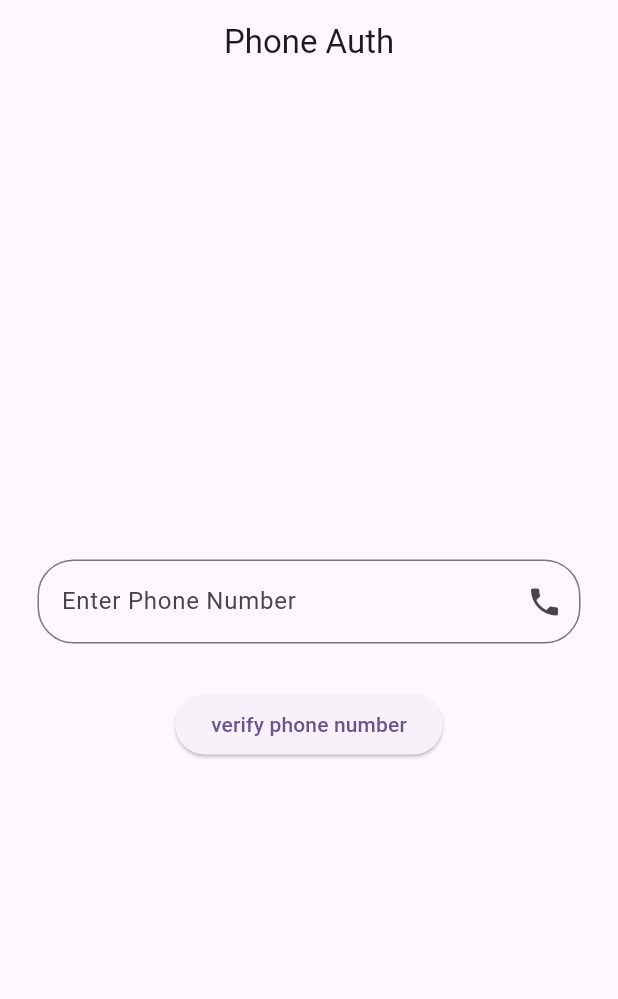
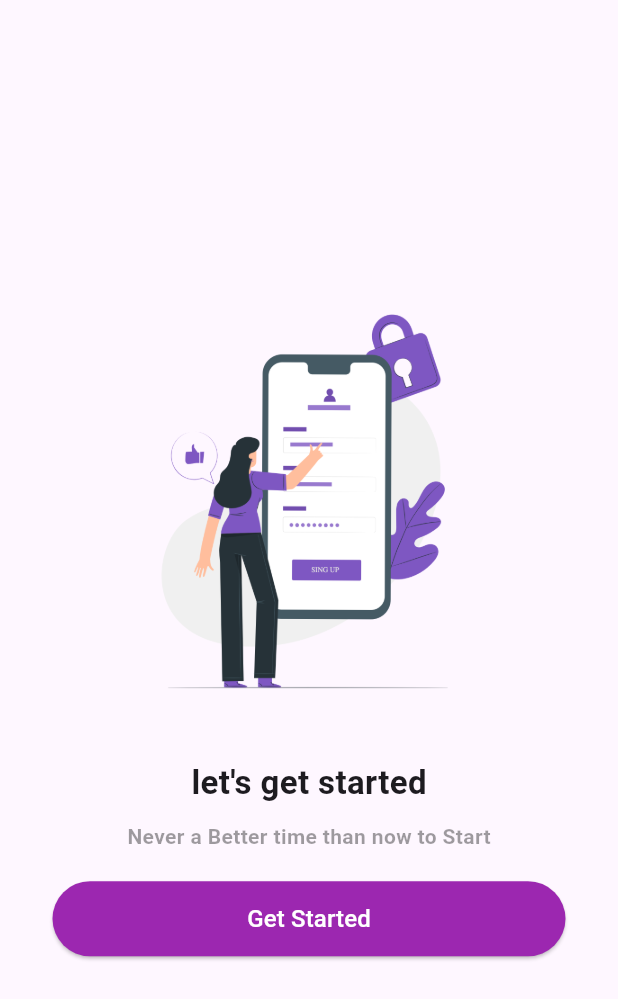
Before and after one commit to sujalraj00/Delivery-Panel, a Flutter app: the screen it shows after launch, on a phone screen of 412 x 824 dp. Shown: the top 999 px of the screen. Run offline on Flutter 3.47's test engine with Material 3 defaults, Android fonts, the light colour scheme and no system bars.

Commit message:
ui is changed

```diff
--- /dev/null
+++ b/lib/Screens/welcome_screen.dart
@@ -0,0 +1,61 @@
+import 'dart:ui';
+
+import 'package:flutter/material.dart';
+import 'package:delivery_panel/widgets/custom_button.dart';
+
+class WelcomeScreen extends StatefulWidget {
+  const WelcomeScreen({super.key});
+
+  @override
+  State<WelcomeScreen> createState() => _WelcomeScreenState();
+}
+
+class _WelcomeScreenState extends State<WelcomeScreen> {
+  @override
+  Widget build(BuildContext context) {
+    return Scaffold(
+      body: SafeArea(
+          child: Center(
+            child: Padding(
+                padding: EdgeInsets.symmetric(vertical: 25, horizontal: 35),
+                child: Column(
+
+                  mainAxisAlignment: MainAxisAlignment.center,
+                children: [
+                  Image.asset(
+                    "assets/image1.png",
+                    height: 300,
+                  ),
+                  const SizedBox(height: 20,),
+                  const Text(
+                    "let's get started",
+                    style: TextStyle(
+                      fontSize: 22,
+                      fontWeight: FontWeight.bold
+                    ),
+                  ),
+                  const SizedBox(height: 10,),
+                  const Text(
+                    "Never a Better time than now to Start",
+                    style: TextStyle(
+                      fontSize: 14,
+                      fontWeight: FontWeight.bold,
+                      color: Colors.black38
+                    ),
+                  ),
+                  const SizedBox(height: 20,),
+                  // custom button
+                  SizedBox(
+                    width: double.infinity,
+                    height: 50,
+                    child: CustomButton(
+                     onPressed: (){},
+                      text: "Get Started",
+                    ),
+                  )
+              ],
+            ),),
+          )),
+    );
+  }
+}
--- a/lib/main.dart
+++ b/lib/main.dart
@@ -1,3 +1,4 @@
+import 'package:delivery_panel/Screens/welcome_screen.dart';
 import 'package:delivery_panel/phoneauth.dart';
 import 'package:flutter/material.dart';
 
@@ -8,119 +9,14 @@ void main() {
 class MyApp extends StatelessWidget {
   const MyApp({super.key});
 
-  // This widget is the root of your application.
+
   @override
   Widget build(BuildContext context) {
-    return MaterialApp(
-      title: 'Flutter Demo',
-      theme: ThemeData(
-        // This is the theme of your application.
-        //
-        // TRY THIS: Try running your application with "flutter run". You'll see
-        // the application has a purple toolbar. Then, without quitting the app,
-        // try changing the seedColor in the colorScheme below to Colors.green
-        // and then invoke "hot reload" (save your changes or press the "hot
-        // reload" button in a Flutter-supported IDE, or press "r" if you used
-        // the command line to start the app).
-        //
-        // Notice that the counter didn't reset back to zero; the application
-        // state is not lost during the reload. To reset the state, use hot
-        // restart instead.
-        //
-        // This works for code too, not just values: Most code changes can be
-        // tested with just a hot reload.
-        colorScheme: ColorScheme.fromSeed(seedColor: Colors.deepPurple),
-        useMaterial3: true,
-      ),
-      home: PhoneAuth(),
+    return const MaterialApp(
+      debugShowCheckedModeBanner: false,
+      home: WelcomeScreen(),
+      title: "FlutterphoneAuth",
+
     );
   }
 }
-
-class MyHomePage extends StatefulWidget {
-  const MyHomePage({super.key, required this.title});
-
-  // This widget is the home page of your application. It is stateful, meaning
-  // that it has a State object (defined below) that contains fields that affect
-  // how it looks.
-
-  // This class is the configuration for the state. It holds the values (in this
-  // case the title) provided by the parent (in this case the App widget) and
-  // used by the build method of the State. Fields in a Widget subclass are
-  // always marked "final".
-
-  final String title;
-
-  @override
-  State<MyHomePage> createState() => _MyHomePageState();
-}
-
-class _MyHomePageState extends State<MyHomePage> {
-  int _counter = 0;
-
-  void _incrementCounter() {
-    setState(() {
-      // This call to setState tells the Flutter framework that something has
-      // changed in this State, which causes it to rerun the build method below
-      // so that the display can reflect the updated values. If we changed
-      // _counter without calling setState(), then the build method would not be
-      // called again, and so nothing would appear to happen.
-      _counter++;
-    });
-  }
-
-  @override
-  Widget build(BuildContext context) {
-    // This method is rerun every time setState is called, for instance as done
-    // by the _incrementCounter method above.
-    //
-    // The Flutter framework has been optimized to make rerunning build methods
-    // fast, so that you can just rebuild anything that needs updating rather
-    // than having to individually change instances of widgets.
-    return Scaffold(
-      appBar: AppBar(
-        // TRY THIS: Try changing the color here to a specific color (to
-        // Colors.amber, perhaps?) and trigger a hot reload to see the AppBar
-        // change color while the other colors stay the same.
-        backgroundColor: Theme.of(context).colorScheme.inversePrimary,
-        // Here we take the value from the MyHomePage object that was created by
-        // the App.build method, and use it to set our appbar title.
-        title: Text(widget.title),
-      ),
-      body: Center(
-        // Center is a layout widget. It takes a single child and positions it
-        // in the middle of the parent.
-        child: Column(
-          // Column is also a layout widget. It takes a list of children and
-          // arranges them vertically. By default, it sizes itself to fit its
-          // children horizontally, and tries to be as tall as its parent.
-          //
-          // Column has various properties to control how it sizes itself and
-          // how it positions its children. Here we use mainAxisAlignment to
-          // center the children vertically; the main axis here is the vertical
-          // axis because Columns are vertical (the cross axis would be
-          // horizontal).
-          //
-          // TRY THIS: Invoke "debug painting" (choose the "Toggle Debug Paint"
-          // action in the IDE, or press "p" in the console), to see the
-          // wireframe for each widget.
-          mainAxisAlignment: MainAxisAlignment.center,
-          children: <Widget>[
-            const Text(
-              'You have pushed the button this many times:',
-            ),
-            Text(
-              '$_counter',
-              style: Theme.of(context).textTheme.headlineMedium,
-            ),
-          ],
-        ),
-      ),
-      floatingActionButton: FloatingActionButton(
-        onPressed: _incrementCounter,
-        tooltip: 'Increment',
-        child: const Icon(Icons.add),
-      ), // This trailing comma makes auto-formatting nicer for build methods.
-    );
-  }
-}
--- /dev/null
+++ b/lib/widgets/custom_button.dart
@@ -0,0 +1,27 @@
+import 'package:flutter/material.dart';
+
+class CustomButton extends StatelessWidget {
+  final String text;
+  final VoidCallback onPressed;
+  const CustomButton({super.key, required this.text, required this.onPressed});
+
+  @override
+  Widget build(BuildContext context) {
+    return ElevatedButton(
+        onPressed: onPressed,
+        style: ButtonStyle(
+          foregroundColor: MaterialStateProperty.all<Color>(Colors.white),
+          backgroundColor: MaterialStateProperty.all<Color>(Colors.purple),
+          shape: MaterialStateProperty.all<RoundedRectangleBorder>(
+            RoundedRectangleBorder(
+              borderRadius: BorderRadius.circular(25),
+          ),
+          )
+        ),
+        child: Text(
+          text, style: TextStyle(
+          fontSize: 16
+        ),
+        ));
+  }
+}
--- a/pubspec.yaml
+++ b/pubspec.yaml
@@ -59,9 +59,9 @@ flutter:
   uses-material-design: true
 
   # To add assets to your application, add an assets section, like this:
-  # assets:
-  #   - images/a_dot_burr.jpeg
-  #   - images/a_dot_ham.jpeg
+  assets:
+     - assets/image1.png
+     - assets/image2.png
 
   # An image asset can refer to one or more resolution-specific "variants", see
   # https://flutter.dev/assets-and-images/#resolution-aware
```
Also changed, not shown: assets/image1.png (added), assets/image2.png (added), assets/image3.png (added), lib/Screens/register_screen.dart (added).
